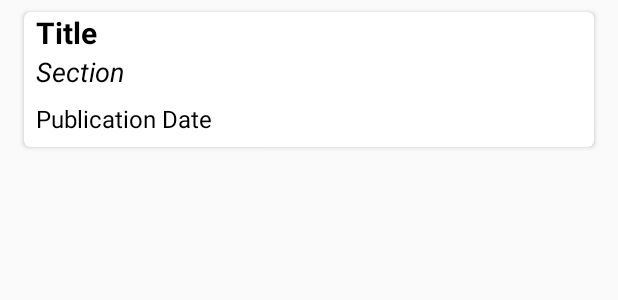
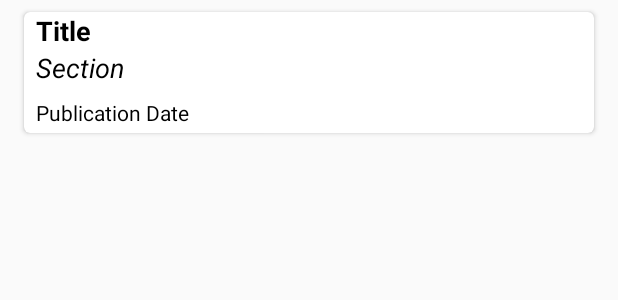
Before and after one commit to davo-faulkner/news, an Android app: the layout card_view_layout.xml on its own in the app's theme, with its tools: preview values and no code run, on a phone screen of 412 x 824 dp. Shown: the top 300 px of the screen. Run offline under Robolectric (Android 15) with nearby library versions, the phone set to English and light mode, and no system bars.

Commit message:
Tweak Layout more

```diff
--- a/app/src/main/res/layout/card_view_layout.xml
+++ b/app/src/main/res/layout/card_view_layout.xml
@@ -20,7 +20,7 @@
             android:layout_width="match_parent"
             android:layout_height="wrap_content"
             android:fontFamily="sans-serif"
-            android:textSize="20sp"
+            android:textSize="18sp"
             android:textStyle="bold"
             android:textColor="@android:color/black"
             android:layout_marginLeft="8dp"
@@ -46,12 +46,12 @@
             android:layout_width="match_parent"
             android:layout_height="wrap_content"
             android:fontFamily="sans-serif"
-            android:textSize="16sp"
+            android:textSize="14sp"
             android:textColor="@android:color/black"
             android:layout_marginTop="8dp"
             android:layout_marginLeft="8dp"
             android:layout_marginRight="8dp"
-            android:layout_marginBottom="8dp"
+            android:layout_marginBottom="4dp"
             tools:text="Publication Date" />
 
     </LinearLayout>
```
